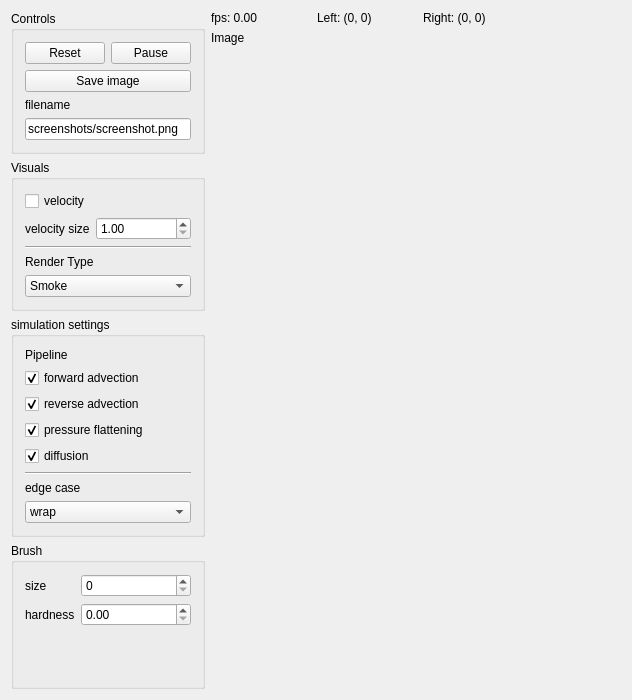
Above: mainwindow.ui from loosstef/grid-based-fluid-simulator before the change. Below: the same form after it.
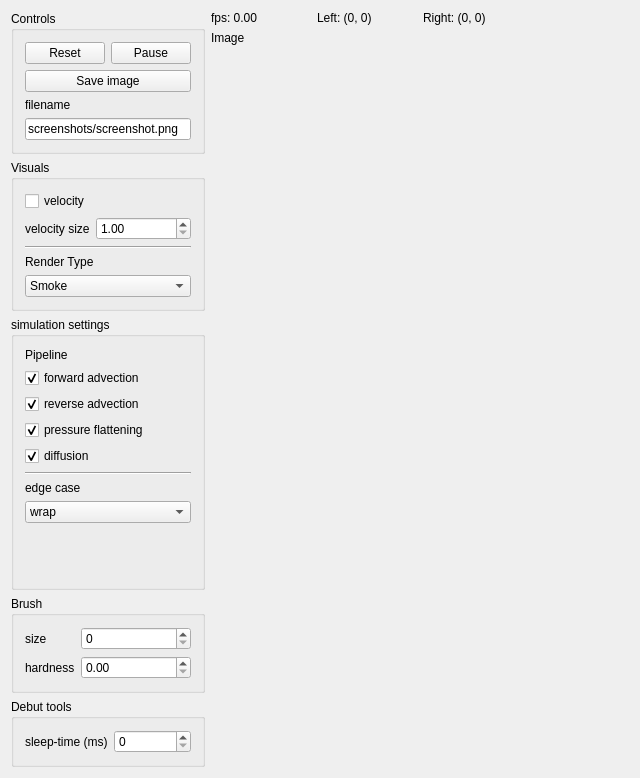
That is the form after the change. Custom widgets are drawn as their Qt base class.

Commit message: users can change the sleep-time per loop-cycle for debug purpose

Patch:
```diff
--- a/mainwindow.ui
+++ b/mainwindow.ui
@@ -9,8 +9,8 @@
    <rect>
     <x>0</x>
     <y>0</y>
-    <width>632</width>
-    <height>700</height>
+    <width>640</width>
+    <height>778</height>
    </rect>
   </property>
   <property name="sizePolicy">
@@ -31,7 +31,7 @@
    </property>
    <layout class="QHBoxLayout" name="horizontalLayout_3" stretch="0,1">
     <item>
-     <layout class="QVBoxLayout" name="verticalLayout" stretch="0,0,0,1">
+     <layout class="QVBoxLayout" name="verticalLayout" stretch="0,0,0,0,0">
       <item>
        <widget class="QGroupBox" name="horizontalGroupBox">
         <property name="title">
@@ -294,6 +294,29 @@
         </layout>
        </widget>
       </item>
+      <item>
+       <widget class="QGroupBox" name="verticalGroupBox">
+        <property name="title">
+         <string>Debut tools</string>
+        </property>
+        <layout class="QVBoxLayout" name="verticalLayout_6">
+         <item>
+          <layout class="QFormLayout" name="formLayout_4">
+           <item row="0" column="0">
+            <widget class="QLabel" name="label_8">
+             <property name="text">
+              <string>sleep-time (ms)</string>
+             </property>
+            </widget>
+           </item>
+           <item row="0" column="1">
+            <widget class="QSpinBox" name="sleepPerLoopInput"/>
+           </item>
+          </layout>
+         </item>
+        </layout>
+       </widget>
+      </item>
      </layout>
     </item>
     <item>
```
The commit also changes 5 other files.
